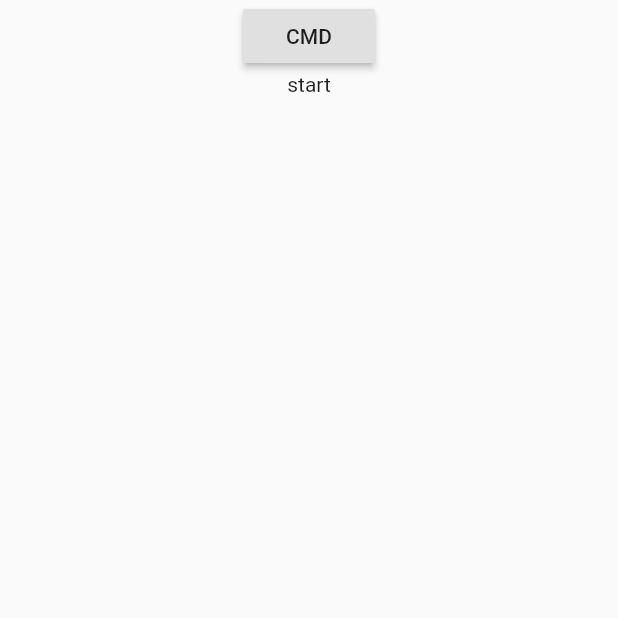
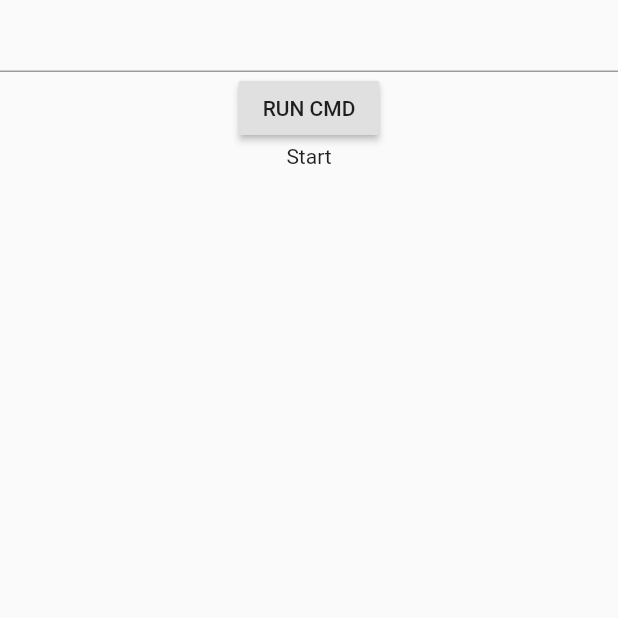
Before and after one commit to YashMuchhala/Esesech, a Flutter app: the screen it shows after launch, on a phone screen of 412 x 824 dp, the top half of it. Run offline on Flutter 3.47's test engine with Material 2 defaults, Android fonts, the phone set to English and light mode, and no system bars; our stand-ins replace get_it; missing offline and left inert: ssh.

Commit message:
SSH integration done

```diff
--- a/lib/main.dart
+++ b/lib/main.dart
@@ -16,7 +16,8 @@ class MyApp extends StatefulWidget {
 
 class _MyAppState extends State<MyApp> {
 
-  String result = "start";
+  TextEditingController _controller = TextEditingController();
+  String result = "Start";
   @override
   Widget build(BuildContext context) {
     return MaterialApp(
@@ -26,11 +27,12 @@ class _MyAppState extends State<MyApp> {
           child: Center(
             child: Column(
               children: <Widget>[
+                TextField(),
                 RaisedButton(
-                  child: Text("CMD"),
+                  child: Text("RUN CMD"),
                   onPressed: () async {
 
-                    String _result = await SshService.executeCommand("ec2-13-234-30-69.ap-south-1.compute.amazonaws.com", "ls");
+                    String _result = await SshService.executeCommand("ec2-13-234-30-69.ap-south-1.compute.amazonaws.com", "cat myfile.txt");
                     setState(() {
                       result = _result;
                     });
```
Also changed, not shown: lib/core/services/ssh.dart (+13 -10 lines), 5 other files.
